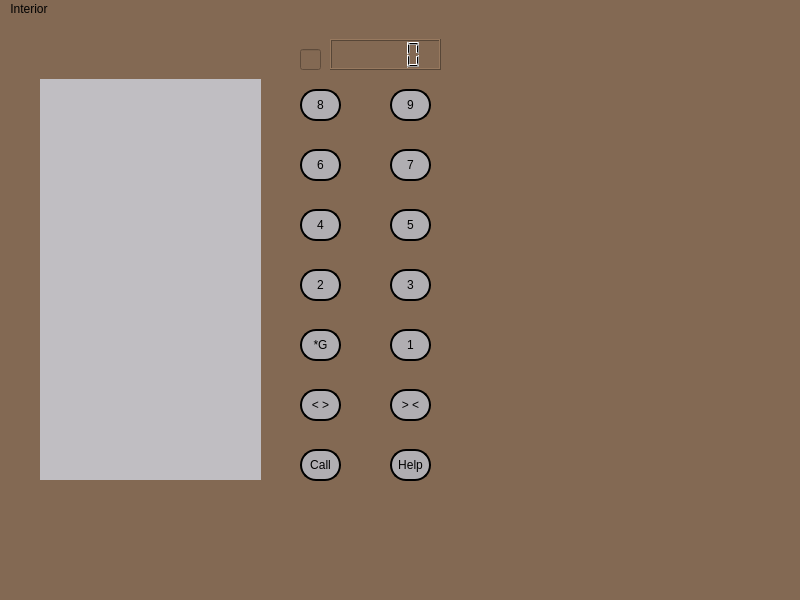
This is ElevateInterior.ui in Kgg9/Elevate-1.0- as Qt 5 draws it before an edit. The edited form follows.
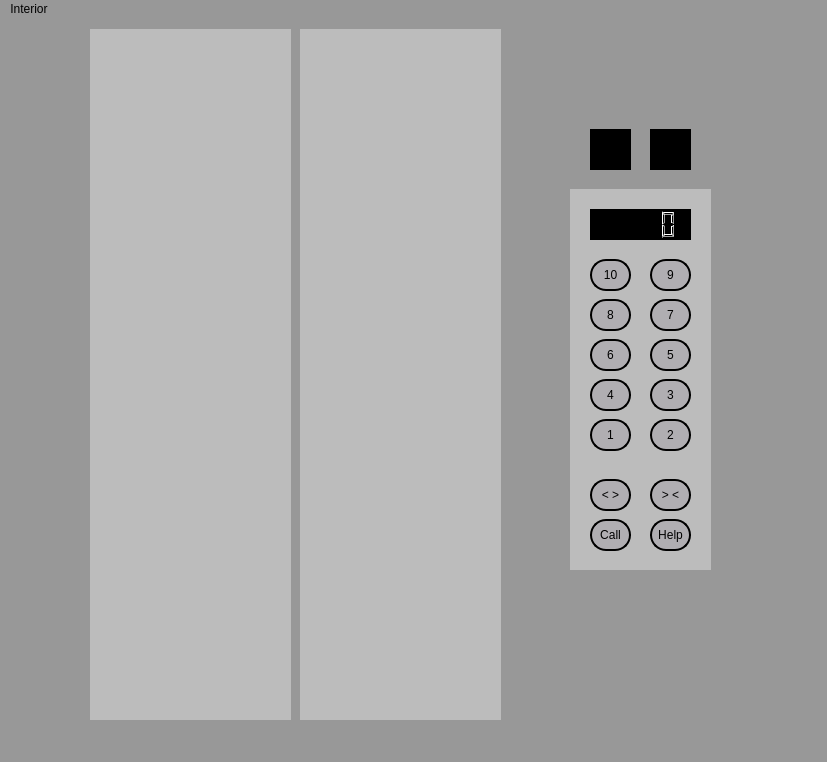
This is the edited form.

Commit message: Backend is combined with frontEnd, Fix Interior.ui Arrows they are not in proper

What changed in the file:
```diff
--- a/ElevateInterior.ui
+++ b/ElevateInterior.ui
@@ -6,22 +6,22 @@
    <rect>
     <x>0</x>
     <y>0</y>
-    <width>800</width>
-    <height>600</height>
+    <width>827</width>
+    <height>762</height>
    </rect>
   </property>
   <property name="windowTitle">
    <string>MainWindow</string>
   </property>
   <property name="styleSheet">
-   <string notr="true">background-color: rgb(131, 105, 83);</string>
+   <string notr="true">background-color: rgb(152, 152, 152);</string>
   </property>
   <widget class="QWidget" name="centralwidget">
-   <widget class="QPushButton" name="pressButton8">
+   <widget class="QPushButton" name="pressButton10">
     <property name="geometry">
      <rect>
-      <x>300</x>
-      <y>70</y>
+      <x>590</x>
+      <y>240</y>
       <width>41</width>
       <height>32</height>
      </rect>
@@ -34,14 +34,14 @@
 border-color: black;</string>
     </property>
     <property name="text">
-     <string>8</string>
+     <string>10</string>
     </property>
    </widget>
    <widget class="QPushButton" name="pressButton9">
     <property name="geometry">
      <rect>
-      <x>390</x>
-      <y>70</y>
+      <x>650</x>
+      <y>240</y>
       <width>41</width>
       <height>32</height>
      </rect>
@@ -57,11 +57,11 @@
      <string>9</string>
     </property>
    </widget>
-   <widget class="QPushButton" name="pressButton6">
+   <widget class="QPushButton" name="pressButton8">
     <property name="geometry">
      <rect>
-      <x>300</x>
-      <y>130</y>
+      <x>590</x>
+      <y>280</y>
       <width>41</width>
       <height>32</height>
      </rect>
@@ -74,14 +74,14 @@
 border-color: black;</string>
     </property>
     <property name="text">
-     <string>6</string>
+     <string>8</string>
     </property>
    </widget>
    <widget class="QPushButton" name="pressButton7">
     <property name="geometry">
      <rect>
-      <x>390</x>
-      <y>130</y>
+      <x>650</x>
+      <y>280</y>
       <width>41</width>
       <height>32</height>
      </rect>
@@ -97,11 +97,11 @@
      <string>7</string>
     </property>
    </widget>
-   <widget class="QPushButton" name="pressButton4">
+   <widget class="QPushButton" name="pressButton6">
     <property name="geometry">
      <rect>
-      <x>300</x>
-      <y>190</y>
+      <x>590</x>
+      <y>320</y>
       <width>41</width>
       <height>32</height>
      </rect>
@@ -114,14 +114,14 @@
 border-color: black;</string>
     </property>
     <property name="text">
-     <string>4</string>
+     <string>6</string>
     </property>
    </widget>
    <widget class="QPushButton" name="pressButton5">
     <property name="geometry">
      <rect>
-      <x>390</x>
-      <y>190</y>
+      <x>650</x>
+      <y>320</y>
       <width>41</width>
       <height>32</height>
      </rect>
@@ -137,11 +137,11 @@
      <string>5</string>
     </property>
    </widget>
-   <widget class="QPushButton" name="pressButton2">
+   <widget class="QPushButton" name="pressButton4">
     <property name="geometry">
      <rect>
-      <x>300</x>
-      <y>250</y>
+      <x>590</x>
+      <y>360</y>
       <width>41</width>
       <height>32</height>
      </rect>
@@ -154,14 +154,14 @@
 border-color: black;</string>
     </property>
     <property name="text">
-     <string>2</string>
+     <string>4</string>
     </property>
    </widget>
    <widget class="QPushButton" name="pressButton3">
     <property name="geometry">
      <rect>
-      <x>390</x>
-      <y>250</y>
+      <x>650</x>
+      <y>360</y>
       <width>41</width>
       <height>32</height>
      </rect>
@@ -177,11 +177,31 @@
      <string>3</string>
     </property>
    </widget>
+   <widget class="QPushButton" name="pressButton2">
+    <property name="geometry">
+     <rect>
+      <x>650</x>
+      <y>400</y>
+      <width>41</width>
+      <height>32</height>
+     </rect>
+    </property>
+    <property name="styleSheet">
+     <string notr="true">background-color: rgb(176, 174, 178);
+border-style: outset;
+border-width: 2px;
+border-radius: 16px;
+border-color: black;</string>
+    </property>
+    <property name="text">
+     <string>2</string>
+    </property>
+   </widget>
    <widget class="QPushButton" name="pressButton1">
     <property name="geometry">
      <rect>
-      <x>390</x>
-      <y>310</y>
+      <x>590</x>
+      <y>400</y>
       <width>41</width>
       <height>32</height>
      </rect>
@@ -197,41 +217,27 @@
      <string>1</string>
     </property>
    </widget>
-   <widget class="QPushButton" name="pressButtonG">
-    <property name="geometry">
-     <rect>
-      <x>300</x>
-      <y>310</y>
-      <width>41</width>
-      <height>32</height>
-     </rect>
-    </property>
-    <property name="styleSheet">
-     <string notr="true">background-color: rgb(176, 174, 178);
-border-style: outset;
-border-width: 2px;
-border-radius: 16px;
-border-color: black;</string>
-    </property>
-    <property name="text">
-     <string>*G</string>
-    </property>
-   </widget>
    <widget class="QPushButton" name="holdOpen">
     <property name="geometry">
      <rect>
-      <x>300</x>
-      <y>370</y>
+      <x>590</x>
+      <y>460</y>
       <width>41</width>
       <height>32</height>
      </rect>
     </property>
     <property name="styleSheet">
-     <string notr="true">background-color: rgb(176, 174, 178);
+     <string notr="true">QPushButton {
+background-color: rgb(176, 174, 178);
 border-style: outset;
 border-width: 2px;
 border-radius: 16px;
-border-color: black;</string>
+border-color: black;
+}
+
+QPushButton:hover {
+background-color: orange
+}</string>
     </property>
     <property name="text">
      <string>&lt; &gt;</string>
@@ -240,18 +246,24 @@
    <widget class="QPushButton" name="holdClose">
     <property name="geometry">
      <rect>
-      <x>390</x>
-      <y>370</y>
+      <x>650</x>
+      <y>460</y>
       <width>41</width>
       <height>32</height>
      </rect>
     </property>
     <property name="styleSheet">
-     <string notr="true">background-color: rgb(176, 174, 178);
+     <string notr="true">QPushButton {
+background-color: rgb(176, 174, 178);
 border-style: outset;
 border-width: 2px;
 border-radius: 16px;
-border-color: black;</string>
+border-color: black;
+}
+
+QPushButton:hover {
+background-color: orange
+}</string>
     </property>
     <property name="text">
      <string>&gt; &lt;</string>
@@ -260,8 +272,8 @@
    <widget class="QPushButton" name="pressCallButton">
     <property name="geometry">
      <rect>
-      <x>300</x>
-      <y>430</y>
+      <x>590</x>
+      <y>500</y>
       <width>41</width>
       <height>32</height>
      </rect>
@@ -280,8 +292,8 @@
    <widget class="QPushButton" name="pressHelpButton">
     <property name="geometry">
      <rect>
-      <x>390</x>
-      <y>430</y>
+      <x>650</x>
+      <y>500</y>
       <width>41</width>
       <height>32</height>
      </rect>
@@ -297,50 +309,122 @@
      <string>Help</string>
     </property>
    </widget>
-   <widget class="QWidget" name="widget" native="true">
-    <property name="geometry">
-     <rect>
-      <x>40</x>
-      <y>60</y>
-      <width>221</width>
-      <height>401</height>
-     </rect>
-    </property>
-    <property name="styleSheet">
-     <string notr="true">background-color: rgb(192, 190, 194);</string>
-    </property>
-   </widget>
-   <widget class="QLCDNumber" name="displayFloor">
-    <property name="geometry">
-     <rect>
-      <x>330</x>
-      <y>20</y>
-      <width>111</width>
-      <height>31</height>
-     </rect>
-    </property>
-   </widget>
-   <widget class="QLineEdit" name="displayArrow">
+   <widget class="QWidget" name="doorRight" native="true">
     <property name="geometry">
      <rect>
       <x>300</x>
-      <y>30</y>
-      <width>21</width>
-      <height>21</height>
+      <y>10</y>
+      <width>201</width>
+      <height>691</height>
      </rect>
     </property>
+    <property name="styleSheet">
+     <string notr="true">background-color: rgb(188, 188, 188);</string>
+    </property>
+   </widget>
+   <widget class="QWidget" name="doorLeft" native="true">
+    <property name="geometry">
+     <rect>
+      <x>90</x>
+      <y>10</y>
+      <width>201</width>
+      <height>691</height>
+     </rect>
+    </property>
+    <property name="styleSheet">
+     <string notr="true">background-color: rgb(188, 188, 188);</string>
+    </property>
+   </widget>
+   <widget class="QWidget" name="widget_4" native="true">
+    <property name="geometry">
+     <rect>
+      <x>570</x>
+      <y>170</y>
+      <width>141</width>
+      <height>381</height>
+     </rect>
+    </property>
+    <property name="styleSheet">
+     <string notr="true">background-color: rgb(188, 188, 188);</string>
+    </property>
+    <widget class="QLCDNumber" name="displayFloor">
+     <property name="geometry">
+      <rect>
+       <x>20</x>
+       <y>20</y>
+       <width>101</width>
+       <height>31</height>
+      </rect>
+     </property>
+     <property name="styleSheet">
+      <string notr="true">background-color: rgb(0, 0, 0);</string>
+     </property>
+    </widget>
+   </widget>
+   <widget class="QLabel" name="upArrow">
+    <property name="geometry">
+     <rect>
+      <x>590</x>
+      <y>110</y>
+      <width>41</width>
+      <height>41</height>
+     </rect>
+    </property>
+    <property name="styleSheet">
+     <string notr="true">font: 18pt &quot;.AppleSystemUIFont&quot;;
+background-color: rgb(0, 0, 0);
+font: 32pt &quot;.AppleSystemUIFont&quot;;
+font: 75 32pt &quot;Verdana&quot;;</string>
+    </property>
     <property name="text">
-     <string/>
+     <string> ↑</string>
     </property>
    </widget>
+   <widget class="QLabel" name="downArrow">
+    <property name="geometry">
+     <rect>
+      <x>650</x>
+      <y>110</y>
+      <width>41</width>
+      <height>41</height>
+     </rect>
+    </property>
+    <property name="styleSheet">
+     <string notr="true">font: 32pt &quot;.AppleSystemUIFont&quot;;
+font: 75 32pt &quot;Verdana&quot;;
+background-color: rgb(0, 0, 0);</string>
+    </property>
+    <property name="text">
+     <string> ↓</string>
+    </property>
+   </widget>
+   <zorder>widget_4</zorder>
+   <zorder>pressButton10</zorder>
+   <zorder>pressButton9</zorder>
+   <zorder>pressButton8</zorder>
+   <zorder>pressButton7</zorder>
+   <zorder>pressButton6</zorder>
+   <zorder>pressButton5</zorder>
+   <zorder>pressButton4</zorder>
+   <zorder>pressButton3</zorder>
+   <zorder>pressButton2</zorder>
+   <zorder>pressButton1</zorder>
+   <zorder>holdOpen</zorder>
+   <zorder>holdClose</zorder>
+   <zorder>pressCallButton</zorder>
+   <zorder>pressHelpButton</zorder>
+   <zorder>doorRight</zorder>
+   <zorder>doorLeft</zorder>
+   <zorder>upArrow</zorder>
+   <zorder>downArrow</zorder>
   </widget>
   <widget class="QMenuBar" name="menubar">
    <property name="geometry">
     <rect>
      <x>0</x>
      <y>0</y>
-     <width>800</width>
-     <height>26</height>
+     <width>827</width>
+     <height>21</height>
     </rect>
    </property>
    <widget class="QMenu" name="menuInterior">
```
The commit also changes 2 other files.
